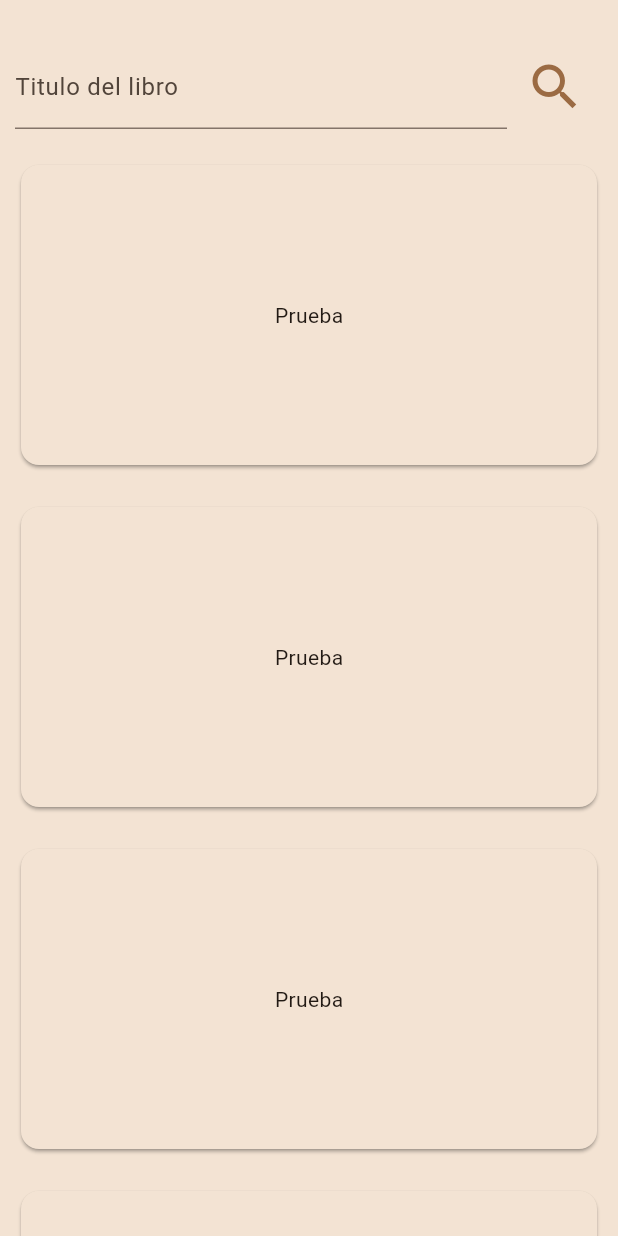
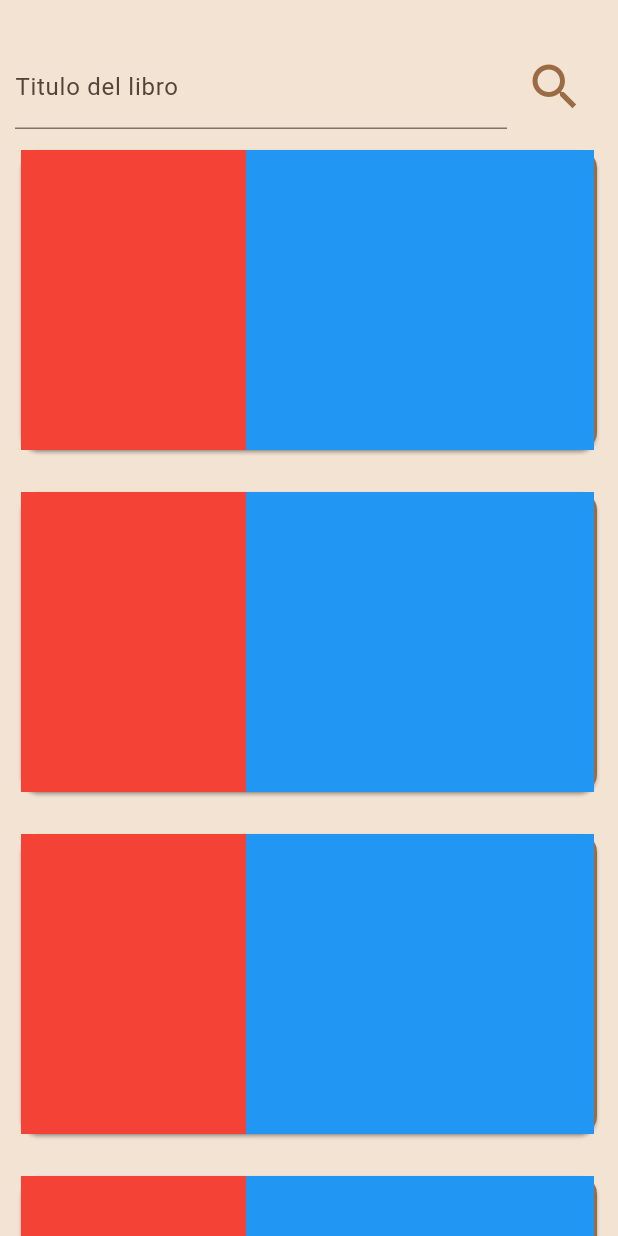
Before and after one commit to JulenR14/ProyectoMisLibros, a Flutter app: the BuscarLibros screen opened directly, on a phone screen of 412 x 824 dp. Run offline on Flutter 3.47's test engine with Material 3 defaults, Android fonts, the phone set to English and light mode, and no system bars; our stand-ins replace flutter_rating_bar, flutter_svg, logger; Roboto replaces fonts that are missing (KaiseiDecol).

Commit message:
Estoy buscando soluciones para crear los cards con stack sin que me de problemas.

```diff
--- a/mis_libros/lib/screens/views/buscar_libros.dart
+++ b/mis_libros/lib/screens/views/buscar_libros.dart
@@ -11,117 +11,13 @@ class BuscarLibros extends StatefulWidget {
 }
 
 class _BuscarLibros extends State<BuscarLibros> {
-  List<String> listaBusqueda = [
-    "prueba1",
-    "prueba2",
-    "prueba3",
-    "prueba4",
-    "prueba5",
-    "prueba6",
-    "prueba7",
-    "prueba8",
-    "prueba9",
-    "prueba10",
-    "prueba11",
-    "prueba12",
-    "prueba13",
-    "prueba14",
-    "prueba15",
-    "prueba16",
-    "prueba17",
-    "prueba18",
-    "prueba19",
-    "prueba20",
-    "prueba21",
-    "prueba22",
-    "prueba23",
-    "prueba24",
-    "prueba25",
-    "prueba26",
-    "prueba27",
-    "prueba28",
-    "prueba29",
-    "prueba30",
-    "prueba31",
-    "prueba32",
-    "prueba33",
-    "prueba34",
-    "prueba35",
-    "prueba36",
-    "prueba37",
-    "prueba38",
-    "prueba39",
-    "prueba40",
-    "prueba41",
-    "prueba42",
-    "prueba43",
-    "prueba44",
-    "prueba45",
-    "prueba46",
-    "prueba47",
-    "prueba48",
-    "prueba49",
-    "prueba50",
-    "prueba51",
-    "prueba52",
-    "prueba53",
-    "prueba54",
-    "prueba55",
-    "prueba56",
-    "prueba57",
-    "prueba58",
-    "prueba59",
-    "prueba60",
-    "prueba61",
-    "prueba62",
-    "prueba63",
-    "prueba64",
-    "prueba65",
-    "prueba66",
-    "prueba67",
-    "prueba68",
-    "prueba69",
-    "prueba70",
-    "prueba71",
-    "prueba72",
-    "prueba73",
-    "prueba74",
-    "prueba75",
-    "prueba76",
-    "prueba77",
-    "prueba78",
-    "prueba79",
-    "prueba80",
-    "prueba81",
-    "prueba82",
-    "prueba83",
-    "prueba84",
-    "prueba85",
-    "prueba86",
-    "prueba87",
-    "prueba88",
-    "prueba89",
-    "prueba90",
-    "prueba91",
-    "prueba92",
-    "prueba93",
-    "prueba94",
-    "prueba95",
-    "prueba96",
-    "prueba97",
-    "prueba98",
-    "prueba99",
-    "prueba100"
-  ];
-
   @override
   Widget build(BuildContext context) {
     return Scaffold(
       backgroundColor: MisColores.marronOscuro1,
       body: Column(children: [
         Padding(
-          padding:
-              const EdgeInsets.only(top: 30, left: 10, right: 10, bottom: 10),
+          padding: const EdgeInsets.only(top: 30, left: 10, right: 10),
           child: Row(
             children: [
               //con el expanded hacemos que el TextField ocupe todo el espacio que le queda disponible
@@ -145,7 +41,7 @@ class _BuscarLibros extends State<BuscarLibros> {
         ),
         Expanded(
           child: ListView.builder(
-              itemCount: listaBusqueda.length,
+              itemCount: 10,
               itemBuilder: (BuildContext context, int index) {
                 return _crearListaCards(index);
               }),
@@ -155,12 +51,27 @@ class _BuscarLibros extends State<BuscarLibros> {
   }
 
   Widget _crearListaCards(int i) {
-    return const Padding(
+    return Padding(
       padding: EdgeInsets.all(10),
       child: Card(
         shadowColor: MisColores.nero,
-        color: MisColores.marronOscuro1,
-        child: SizedBox(height: 200, child: Center(child: Text("Prueba"))),
+        color: MisColores.marronOscuro4,
+        child: SizedBox(
+            height: 200,
+            child: Row(
+              children: [
+                Container(
+                  height: 200,
+                  width: 150,
+                  color: Colors.red,
+                ),
+                Container(
+                  height: 200,
+                  width: MediaQuery.of(context).size.width - 180,
+                  color: Colors.blue,
+                )
+              ],
+            )),
       ),
     );
   }
```
